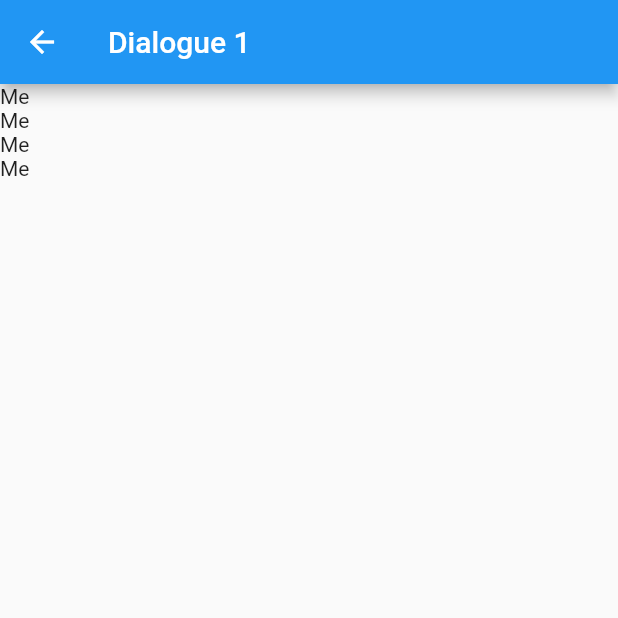
After one commit to RajaomalalaSendra/mianatra_allemand, a Flutter app: the ForLoopCard screen opened directly, after a tap on "text", on a phone screen of 412 x 824 dp, the top half of it. The commit adds this screen. Run offline on Flutter 3.47's test engine with Material 2 defaults, Android fonts, the phone set to English and light mode, and no system bars; our stand-ins replace sqflite; accounts and stored records are empty.

Commit message:
add the scaffold for the dialogues

```diff
--- a/lib/src/views/widgets/ContentByTitle.dart
+++ b/lib/src/views/widgets/ContentByTitle.dart
@@ -6,6 +6,7 @@ import 'package:mianatra_alemana/src/data/dataDialogues.dart';
 import 'package:mianatra_alemana/src/views/widgets/RowsAndColumns.dart';
 import 'package:mianatra_alemana/src/views/style/TextStyle.dart';
 import 'package:mianatra_alemana/src/views/widgets/HomeMadeCard.dart';
+import 'package:mianatra_alemana/src/views/widgets/DefaultScaffold.dart';
 
 class ContentGrammar extends StatelessWidget{
 
@@ -38,7 +39,7 @@ class ContentGrammar extends StatelessWidget{
                   );
               },
               child: TextStyleForTitle("Nominatif", Colors.blue),
-            )
+            ),
           ],
         ),
         Row(
@@ -215,9 +216,47 @@ class ForLoopCard extends StatelessWidget {
       if(i+1%2!=0 && i%2==0){
             card.add(
               Row(children: <Widget>[
-                HomeMadeCardDialogue(image: Image(image: image, width: 170.0, height: 80.0), text: Text(titleDialogues[i]),),
-                HomeMadeCardDialogue(image: Image(image: image, width: 170.0, height: 80.0), text: Text(titleDialogues[i+1]),),
-              ]),
+                FlatButton(
+                onPressed: (){
+                  Navigator.push(
+                      context,
+                      MaterialPageRoute(
+                        builder: (context) => DefaultScaffold(
+                          title: Text("Dialogue ${i+1}"),
+                          child: Column(
+                          children: <Widget>[
+                            Text("Me"),
+                            Text("Me"),
+                            Text("Me"),
+                            Text("Me"),
+                          ],
+                        ),),
+                      ),
+                    );
+                },
+              child: HomeMadeCardDialogue(image: Image(image: image, width: 140.0, height: 70.0), text: Text(titleDialogues[i]),),
+            ),
+            FlatButton(
+              onPressed: (){
+                Navigator.push(
+                    context,
+                    MaterialPageRoute(
+                      builder: (context) => DefaultScaffold(
+                        title: Text("Dialogue ${i+2}"),
+                        child: Column(
+                        children: <Widget>[
+                          Text("Me"),
+                          Text("Me"),
+                          Text("Me"),
+                          Text("Me"),
+                        ],
+                      ),),
+                    ),
+                  );
+              },
+              child: HomeMadeCardDialogue(image: Image(image: image, width: 140.0, height: 70.0), text: Text(titleDialogues[i+1]),),
+            ),
+          ]),
           );
         }
       }
--- /dev/null
+++ b/lib/src/views/widgets/DefaultScaffold.dart
@@ -0,0 +1,30 @@
+import 'package:flutter/material.dart';
+
+class DefaultScaffold extends StatelessWidget {
+  const DefaultScaffold({
+    Key key,
+    this.title,
+    this.child,
+    this.length = 1,
+  }) : super(key: key);
+
+  final Text title;
+  final Widget child;
+  final int length;
+
+ @override
+  Widget build(BuildContext context) {
+    Widget defaultScaffold = Text("");
+
+    if(length==1){
+      defaultScaffold = Scaffold(
+              appBar: AppBar(
+                title:title,
+              ),
+              body: child,
+      );
+    }
+
+    return defaultScaffold;
+  }
+}
```
